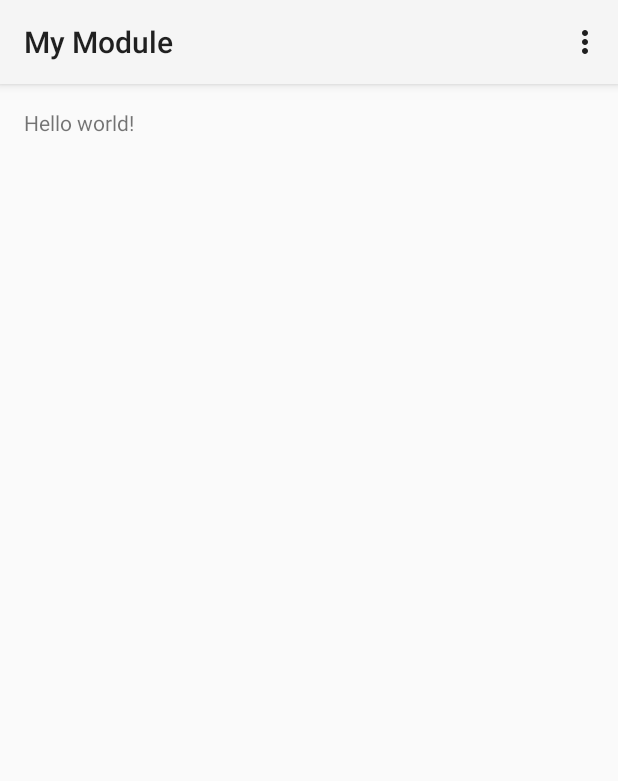
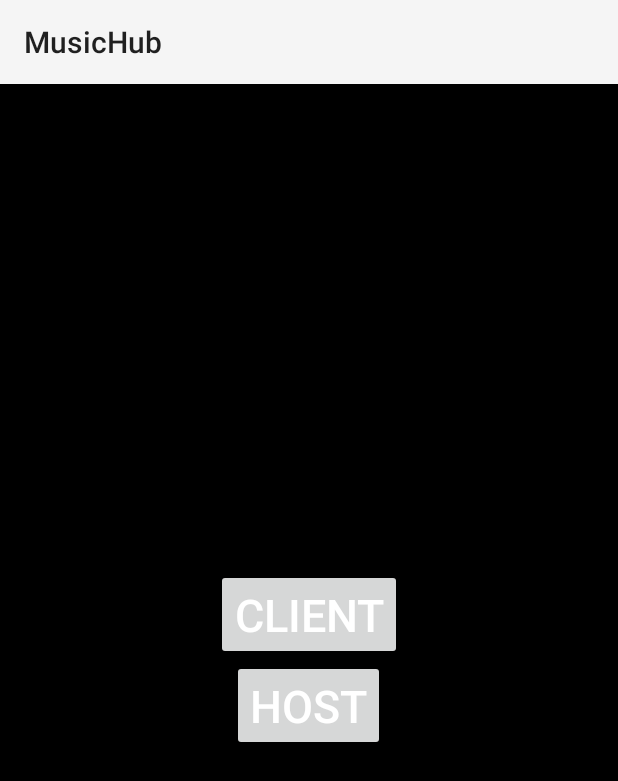
Before and after one commit to Jtfinlay/MusicHub, an Android app: the screen it shows after launch (MainActivity), on a phone screen of 412 x 824 dp. Shown: the top 781 px of the screen. Run offline under Robolectric (Android 15) with nearby library versions, the phone set to English and light mode, and no system bars.

Commit message:
Fragments managed Added ClientFragment Added HostFragment Added MainFragment Modifications to Main Activity & Layout

```diff
--- /dev/null
+++ b/MusicHub/src/main/java/ca/finlay/musichub/view/ClientFragment.java
@@ -0,0 +1,13 @@
+package ca.finlay.musichub.view;
+
+import android.support.v4.app.Fragment;
+
+/**
+ * Created by James on 3/12/14.
+ */
+public class ClientFragment extends Fragment {
+
+    public ClientFragment() {
+
+    }
+}
--- /dev/null
+++ b/MusicHub/src/main/java/ca/finlay/musichub/view/HostFragment.java
@@ -0,0 +1,13 @@
+package ca.finlay.musichub.view;
+
+import android.support.v4.app.Fragment;
+
+/**
+ * Created by James on 3/12/14.
+ */
+public class HostFragment extends Fragment {
+
+    public HostFragment() {
+
+    }
+}
--- a/MusicHub/src/main/java/ca/finlay/musichub/view/MainActivity.java
+++ b/MusicHub/src/main/java/ca/finlay/musichub/view/MainActivity.java
@@ -1,15 +1,7 @@
 package ca.finlay.musichub.view;
 
 import android.support.v7.app.ActionBarActivity;
-import android.support.v7.app.ActionBar;
-import android.support.v4.app.Fragment;
 import android.os.Bundle;
-import android.view.LayoutInflater;
-import android.view.Menu;
-import android.view.MenuItem;
-import android.view.View;
-import android.view.ViewGroup;
-import android.os.Build;
 import ca.finlay.musichub.R;
 
 public class MainActivity extends ActionBarActivity {
@@ -21,46 +13,9 @@ public class MainActivity extends ActionBarActivity {
 
         if (savedInstanceState == null) {
             getSupportFragmentManager().beginTransaction()
-                    .add(R.id.container, new PlaceholderFragment())
+                    .add(R.id.container, new MainFragment())
                     .commit();
         }
     }
 
-
-    @Override
-    public boolean onCreateOptionsMenu(Menu menu) {
-
-        // Inflate the menu; this adds items to the action bar if it is present.
-        getMenuInflater().inflate(R.menu.main, menu);
-        return true;
-    }
-
-    @Override
-    public boolean onOptionsItemSelected(MenuItem item) {
-        // Handle action bar item clicks here. The action bar will
-        // automatically handle clicks on the Home/Up button, so long
-        // as you specify a parent activity in AndroidManifest.xml.
-        int id = item.getItemId();
-        if (id == R.id.action_settings) {
-            return true;
-        }
-        return super.onOptionsItemSelected(item);
-    }
-
-    /**
-     * A placeholder fragment containing a simple view.
-     */
-    public static class PlaceholderFragment extends Fragment {
-
-        public PlaceholderFragment() {
-        }
-
-        @Override
-        public View onCreateView(LayoutInflater inflater, ViewGroup container,
-                Bundle savedInstanceState) {
-            View rootView = inflater.inflate(R.layout.fragment_main, container, false);
-            return rootView;
-        }
-    }
-
 }
--- /dev/null
+++ b/MusicHub/src/main/java/ca/finlay/musichub/view/MainFragment.java
@@ -0,0 +1,25 @@
+package ca.finlay.musichub.view;
+
+import android.os.Bundle;
+import android.support.v4.app.Fragment;
+import android.view.LayoutInflater;
+import android.view.View;
+import android.view.ViewGroup;
+import ca.finlay.musichub.R;
+
+/**
+ * Created by James on 3/12/14.
+ */
+public class MainFragment extends Fragment {
+
+    public MainFragment() {
+
+    }
+
+    @Override
+    public View onCreateView(LayoutInflater inflater, ViewGroup container,
+                             Bundle savedInstanceState) {
+        View rootView = inflater.inflate(R.layout.fragment_main, container, false);
+        return rootView;
+    }
+}
--- a/MusicHub/src/main/res/layout/fragment_main.xml
+++ b/MusicHub/src/main/res/layout/fragment_main.xml
@@ -1,16 +1,33 @@
+<?xml version="1.0" encoding="utf-8"?>
 <RelativeLayout xmlns:android="http://schemas.android.com/apk/res/android"
-    xmlns:tools="http://schemas.android.com/tools"
-    android:layout_width="match_parent"
-    android:layout_height="match_parent"
-    android:paddingLeft="@dimen/activity_horizontal_margin"
-    android:paddingRight="@dimen/activity_horizontal_margin"
-    android:paddingTop="@dimen/activity_vertical_margin"
-    android:paddingBottom="@dimen/activity_vertical_margin"
-    tools:context="ca.finlay.musichub.view.MainActivity$PlaceholderFragment">
+              android:background="#000000"
+              android:orientation="vertical"
+              android:layout_width="fill_parent"
+              android:layout_height="fill_parent">
 
-    <TextView
-        android:text="@string/hello_world"
-        android:layout_width="wrap_content"
-        android:layout_height="wrap_content" />
+    <LinearLayout
+        android:layout_width="fill_parent"
+        android:layout_height="wrap_content"
+        android:layout_centerInParent="true"
+        android:gravity="center_horizontal"
+        android:orientation="vertical">
+
+        <Button
+            android:id="@+id/txtTime"
+            android:layout_width="wrap_content"
+            android:layout_height="wrap_content"
+            android:text="CLIENT"
+            android:textSize="30sp"
+            android:textColor="#ffffff"
+            android:layout_gravity="center_horizontal"/>
+        <Button
+            android:id="@+id/txtTime"
+            android:layout_width="wrap_content"
+            android:layout_height="wrap_content"
+            android:text="HOST"
+            android:textSize="30sp"
+            android:textColor="#ffffff"
+            android:layout_gravity="center_horizontal"/>
+    </LinearLayout>
 
 </RelativeLayout>
--- a/MusicHub/src/main/res/values/strings.xml
+++ b/MusicHub/src/main/res/values/strings.xml
@@ -1,7 +1,7 @@
 <?xml version="1.0" encoding="utf-8"?>
 <resources>
 
-    <string name="app_name">My Module</string>
+    <string name="app_name">MusicHub</string>
     <string name="hello_world">Hello world!</string>
     <string name="action_settings">Settings</string>
 
```
